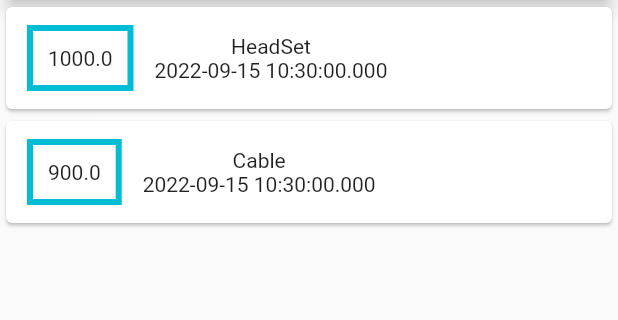
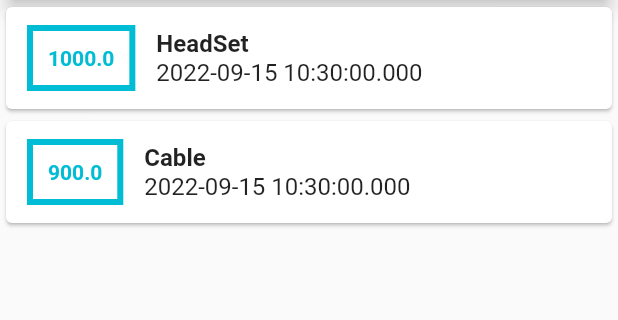
Before and after one commit to Erickeagle3/expense_app, a Flutter app: the screen it shows after launch, on a phone screen of 412 x 824 dp, the part 119-439 px from its top. Run offline on Flutter 3.47's test engine with Material 2 defaults, Android fonts, the phone set to English and light mode, and no system bars.

Commit message:
flutter: styling in colume for texts Signed-off-by: Erickeagle3 <sayanchakraborty334@gmail.com>

```diff
--- a/lib/main.dart
+++ b/lib/main.dart
@@ -62,12 +62,26 @@ class MyApp extends StatelessWidget {
                       decoration: BoxDecoration(
                           border: Border.all(color: Colors.cyan, width: 4)),
                       padding: const EdgeInsets.all(10),
-                      child: Text(exp.amount.toString()),
+                      child: Text(
+                        exp.amount.toString(),
+                        style: const TextStyle(
+                            fontWeight: FontWeight.bold,
+                            fontSize: 14,
+                            color: Colors.cyan),
+                      ),
                     ),
                     Column(
+                      crossAxisAlignment: CrossAxisAlignment.start,
                       children: <Widget>[
-                        Text(exp.title),
-                        Text(exp.date.toString()),
+                        Text(
+                          exp.title,
+                          style: const TextStyle(
+                              fontWeight: FontWeight.bold, fontSize: 16),
+                        ),
+                        Text(
+                          exp.date.toString(),
+                          style: const TextStyle(fontSize: 16),
+                        ),
                       ],
                     )
                   ],
```
